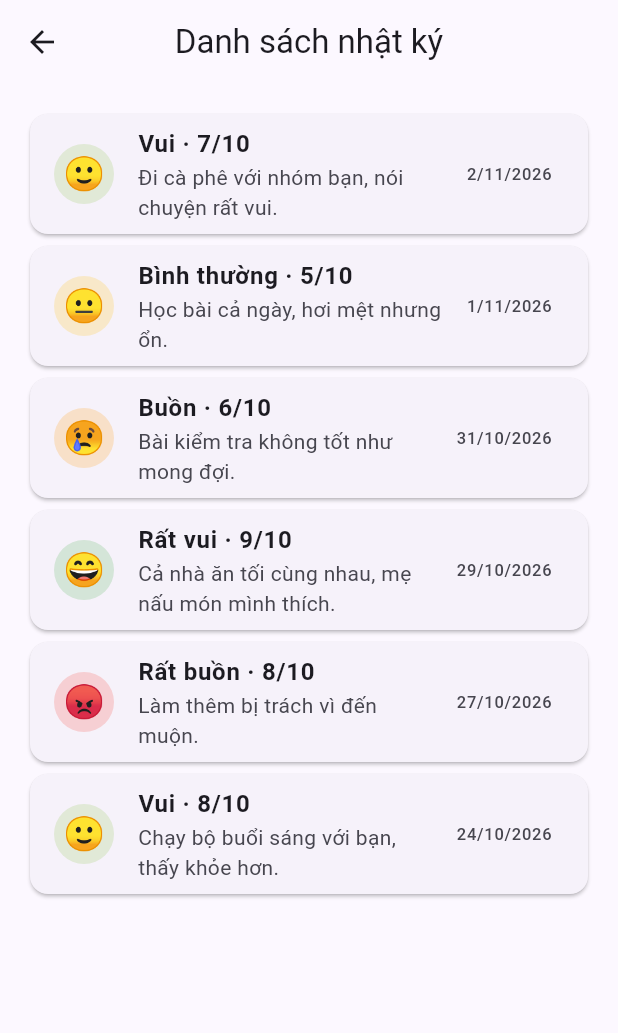
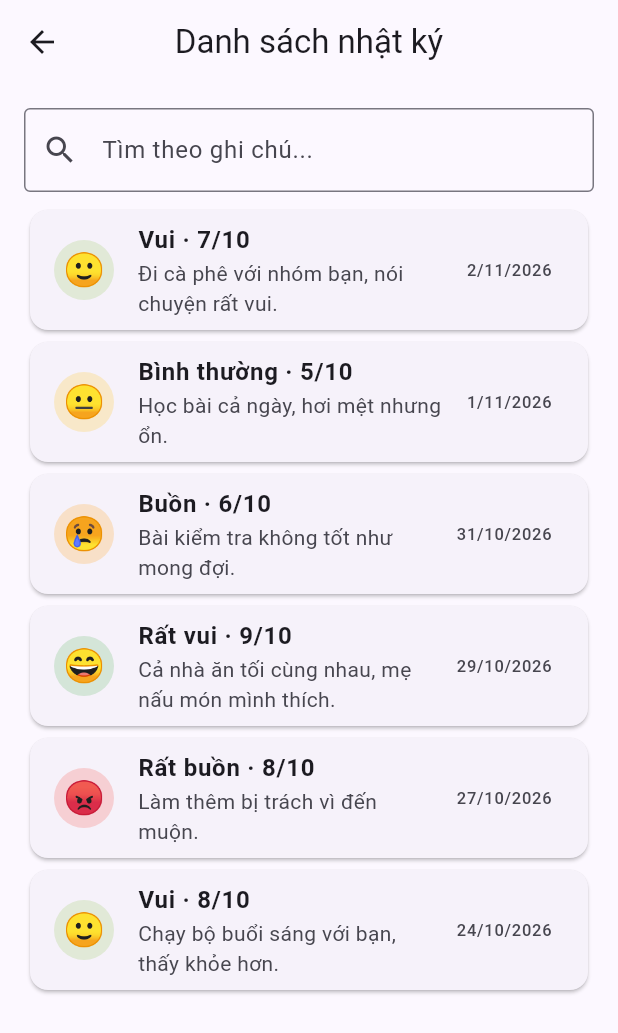
Before and after one commit to Hieuu066/2026_2027_1_1_LTTBDD_N02_Nhom_05, a Flutter app: the EntryListScreen screen opened directly, on a phone screen of 412 x 824 dp. Shown: the top 1033 px of the screen. Run offline on Flutter 3.47's test engine with Material 3 defaults, Android fonts, the phone set to English and light mode, and no system bars; our stand-ins replace table_calendar.

Commit message:
feat: thêm ô tìm kiếm nhật ký theo ghi chú

```diff
--- a/lib/screens/list/entry_list_screen.dart
+++ b/lib/screens/list/entry_list_screen.dart
@@ -7,7 +7,7 @@ import '../../providers/mood_provider.dart';
 import '../../widgets/mood_entry_tile.dart';
 import '../entry/entry_detail_screen.dart';
 
-// Màn Danh sách: xem tất cả nhật ký
+// Màn Danh sách: xem, tìm kiếm nhật ký
 class EntryListScreen extends StatefulWidget {
   const EntryListScreen({super.key});
 
@@ -16,6 +16,8 @@ class EntryListScreen extends StatefulWidget {
 }
 
 class _EntryListScreenState extends State<EntryListScreen> {
+  String _keyword = ''; // từ khóa đang tìm, ban đầu rỗng
+
   // Mở màn Chi tiết nhật ký (màn của Khang)
   void _openDetail(MoodEntry entry) {
     Navigator.push(
@@ -29,17 +31,36 @@ class _EntryListScreenState extends State<EntryListScreen> {
     final t = AppLocalizations.of(context)!;
     final moodProvider = context.watch<MoodProvider>();
 
-    // Tất cả nhật ký, mới nhất ở trên
-    List<MoodEntry> entries = moodProvider.entries;
+    // Tìm theo từ khóa trong ghi chú (null = chưa lọc theo cảm xúc)
+    List<MoodEntry> entries = moodProvider.search(_keyword, null);
 
     return Scaffold(
       appBar: AppBar(title: Text(t.listTitle)),
-      body: entries.isEmpty
-          // Không có nhật ký nào
+      body: Column(
+        children: [
+          // Ô tìm kiếm
+          Padding(
+            padding: const EdgeInsets.fromLTRB(16, 16, 16, 8),
+            child: TextField(
+              decoration: InputDecoration(
+                hintText: t.listSearchHint,
+                prefixIcon: const Icon(Icons.search),
+                border: const OutlineInputBorder(),
+              ),
+              onChanged: (value) {
+                setState(() {
+                  _keyword = value;
+                });
+              },
+            ),
+          ),
+
+          // Danh sách kết quả, chiếm hết phần còn lại của màn hình
+          Expanded(
+            child: entries.isEmpty
                 ? Center(child: Text(t.listEmpty))
-          // Có nhật ký thì hiện danh sách
                 : ListView.builder(
-              padding: const EdgeInsets.all(16),
+                    padding: const EdgeInsets.symmetric(horizontal: 16),
                     itemCount: entries.length,
                     itemBuilder: (context, index) {
                       MoodEntry entry = entries[index];
@@ -49,6 +70,9 @@ class _EntryListScreenState extends State<EntryListScreen> {
                       );
                     },
                   ),
+          ),
+        ],
+      ),
     );
   }
 }
```
Lines whose indentation alone changed are shown as unchanged.
